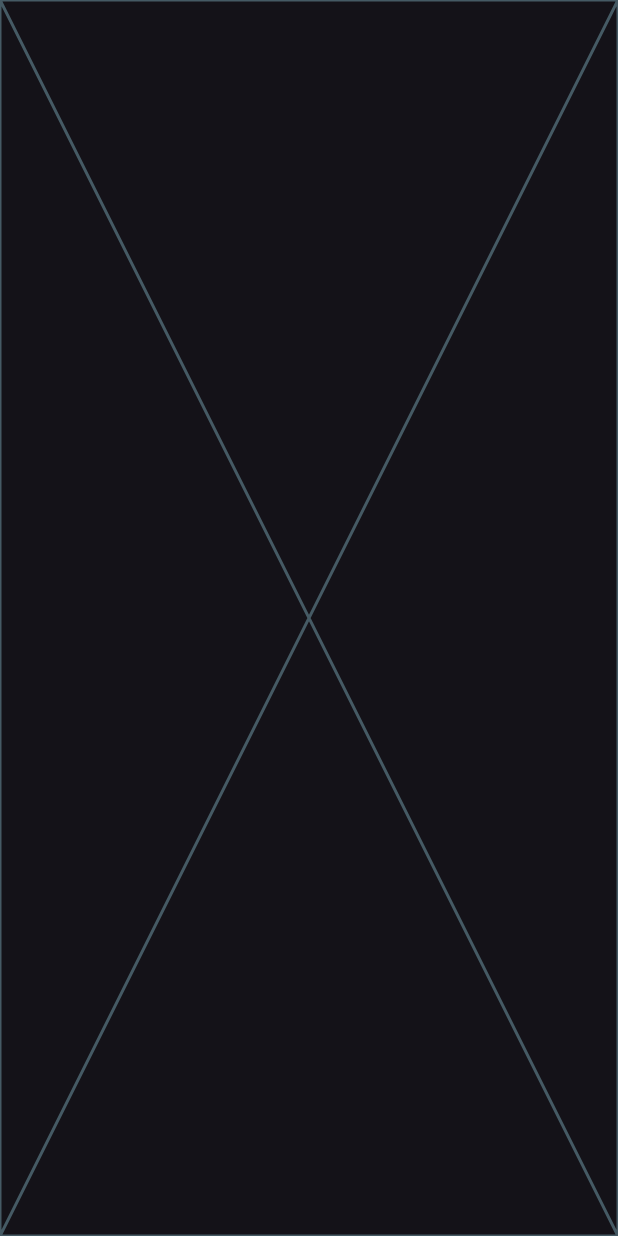
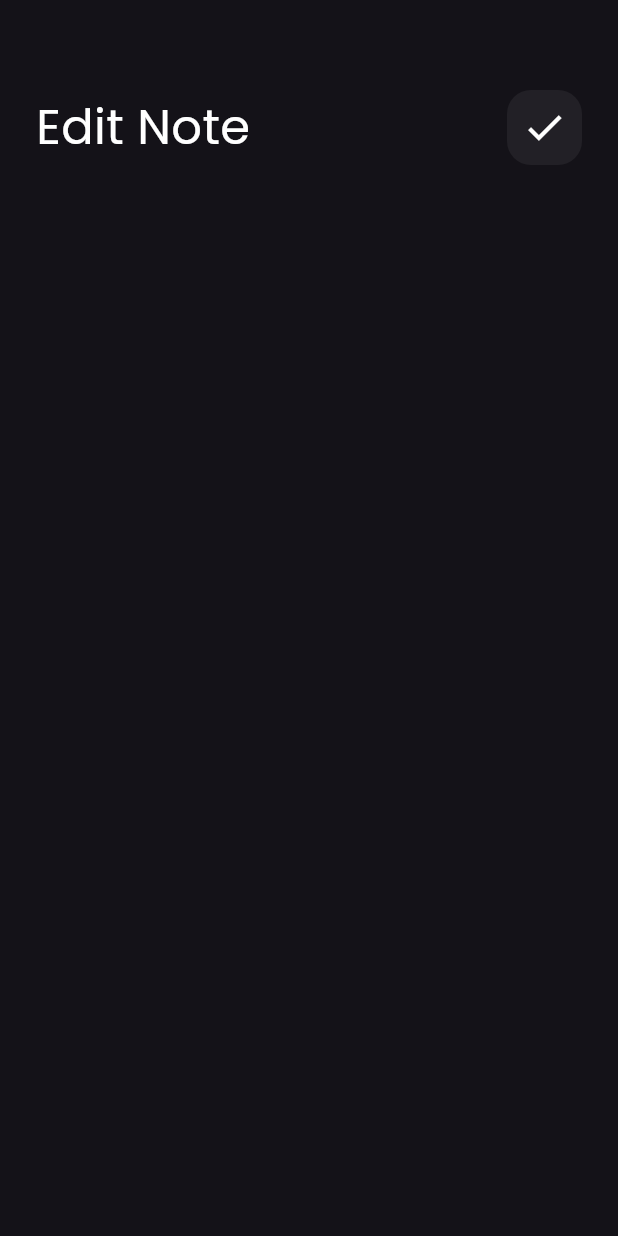
Before and after one commit to Bavlyy-Ramy/Notes_app, a Flutter app: the screen it shows after launch, after a tap on "Flutter Tips", on a phone screen of 412 x 824 dp. Run offline on Flutter 3.47's test engine with Material 3 defaults, Android fonts, the phone set to English and light mode, and no system bars; our stand-ins replace font_awesome_flutter.

Commit message:
added custom app bar to edit view

```diff
--- a/lib/views/edit_notes_view_body.dart
+++ b/lib/views/edit_notes_view_body.dart
@@ -1,10 +1,22 @@
 import 'package:flutter/material.dart';
+import 'package:notes_app/views/widgets/custom_app_bar.dart';
 
 class EditNoteViewBody extends StatelessWidget {
   const EditNoteViewBody({super.key});
 
   @override
   Widget build(BuildContext context) {
-    return const Placeholder();
+    return const Padding(
+      padding: EdgeInsets.symmetric(horizontal: 24),
+      child: Column(
+        children: [
+          SizedBox(height: 60),
+          CustomAppBar(
+            tile: 'Edit Note',
+            icon: Icons.check,
+          )
+        ],
+      ),
+    );
   }
 }
--- a/lib/views/widgets/custom_app_bar.dart
+++ b/lib/views/widgets/custom_app_bar.dart
@@ -2,21 +2,24 @@ import 'package:flutter/material.dart';
 import 'package:notes_app/views/widgets/custom_icon.dart';
 
 class CustomAppBar extends StatelessWidget {
-  const CustomAppBar({super.key});
-
+  const CustomAppBar({super.key, required this.tile, required this.icon});
+  final String tile;
+  final IconData icon;
   @override
   Widget build(BuildContext context) {
-    return const Row(
+    return Row(
       children: [
         Text(
-          'Notes',
-          style: TextStyle(
+          tile,
+          style: const TextStyle(
             fontSize: 32,
             color: Colors.white,
           ),
         ),
-        Spacer(),
-        CustomSearchIcon(),
+        const Spacer(),
+        CustomSearchIcon(
+          icon: icon,
+        ),
       ],
     );
   }
--- a/lib/views/widgets/custom_icon.dart
+++ b/lib/views/widgets/custom_icon.dart
@@ -1,8 +1,8 @@
 import 'package:flutter/material.dart';
 
 class CustomSearchIcon extends StatelessWidget {
-  const CustomSearchIcon({super.key});
-
+  const CustomSearchIcon({super.key, required this.icon});
+final IconData icon;
   @override
   Widget build(BuildContext context) {
     return Container(
@@ -12,9 +12,9 @@ class CustomSearchIcon extends StatelessWidget {
         color: Colors.white.withOpacity(0.06),
         borderRadius: BorderRadius.circular(16),
       ),
-      child: const Center(
+      child:  Center(
         child: Icon(
-          Icons.search,
+          icon,
           size: 30,
         ),
       ),
--- a/lib/views/widgets/notes_view_body.dart
+++ b/lib/views/widgets/notes_view_body.dart
@@ -10,10 +10,12 @@ class NotesViewBody extends StatelessWidget {
     return const Padding(
       padding: EdgeInsets.symmetric(horizontal: 24),
       child: Column(
-
         children: [
           SizedBox(height: 60),
-          CustomAppBar(),
+          CustomAppBar(
+            tile: 'Notes',
+            icon: Icons.search,
+          ),
           Expanded(child: NotesListView()),
         ],
       ),
```
